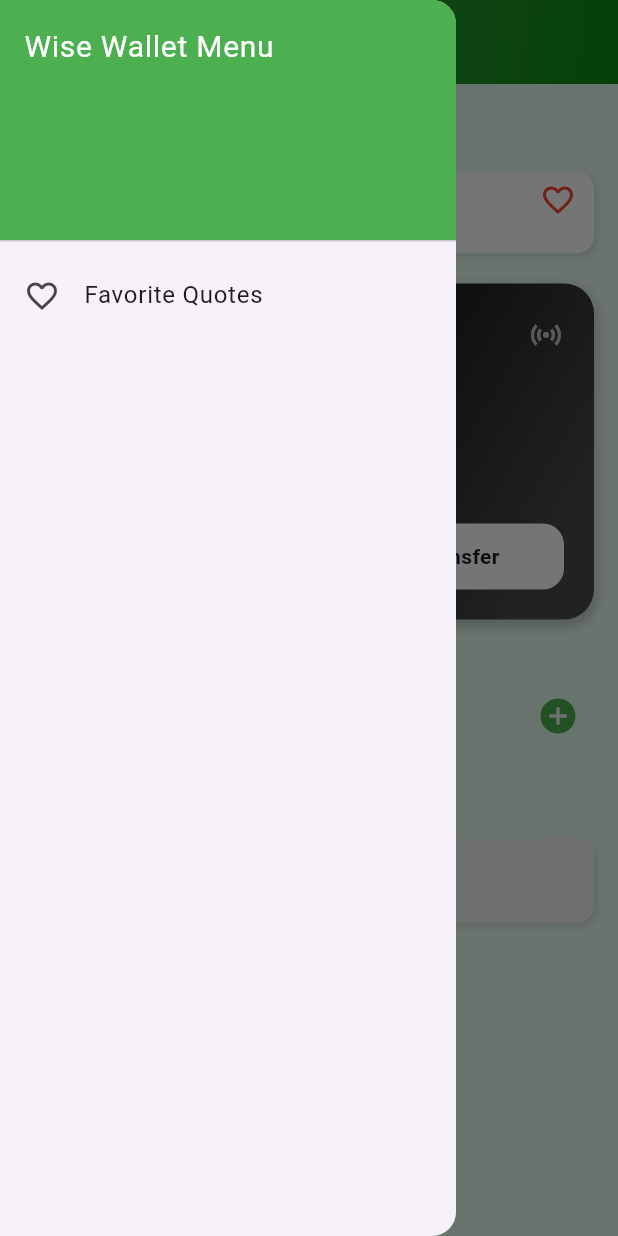
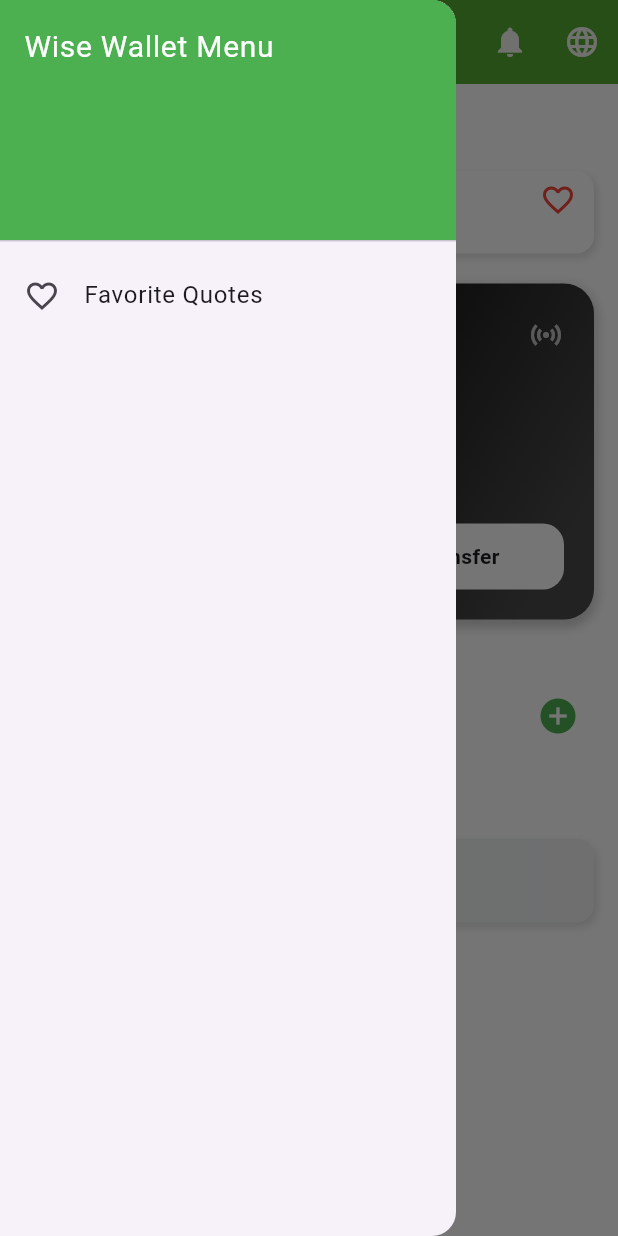
Before and after one commit to Ranjeet19/My-PFM-app, a Flutter app: the screen it shows after launch, in the side drawer, after a tap on "Current Balance", on a phone screen of 412 x 824 dp. Run offline on Flutter 3.47's test engine with Material 3 defaults, Android fonts, the phone set to English and light mode, and no system bars; our stand-ins replace hive, hive_flutter; accounts and stored records are empty.

Commit message:
UI and Language Update

```diff
--- a/lib/main.dart
+++ b/lib/main.dart
@@ -1,31 +1,34 @@
 import 'package:flutter/material.dart';
 import 'package:hive_flutter/hive_flutter.dart';
-import 'package:my_pfm_app/models/goal.dart';
-import 'package:my_pfm_app/screens/leaderboard_screen.dart';
-import 'package:my_pfm_app/screens/quiz_screen.dart';
+import 'package:provider/provider.dart';
+
 import 'models/transaction.dart';
+import 'models/quote.dart';
+import 'models/goal.dart';
+import 'models/quiz_question.dart';
+import 'services/language_service.dart';
 import 'screens/home_screen.dart';
-import 'models/quote.dart';
 
-import 'models/quiz_question.dart';
-
-Future<void> main() async {
+void main() async {
   WidgetsFlutterBinding.ensureInitialized();
   await Hive.initFlutter();
 
-  // Register Hive Adapters with UNIQUE typeIds
-  Hive.registerAdapter(FinanceTransactionAdapter()); // typeId: 0
-  Hive.registerAdapter(QuoteAdapter());              // typeId: 1
-  Hive.registerAdapter(QuizQuestionAdapter());       // typeId: 3
-  Hive.registerAdapter(GoalAdapter());               // typeId: 2
+  Hive.registerAdapter(FinanceTransactionAdapter()); // 0
+  Hive.registerAdapter(QuoteAdapter());              // 1
+  Hive.registerAdapter(GoalAdapter());               // 2
+  Hive.registerAdapter(QuizQuestionAdapter());       // 3
 
-  // Open Boxes
-  await Hive.openBox<FinanceTransaction>('transactions'); // for income/expenses
-  await Hive.openBox<Quote>('favorites');                 // for saved quotes
-  await Hive.openBox<Goal>('goals');                      // for goal tracking
+  await Hive.openBox<FinanceTransaction>('transactions');
+  await Hive.openBox<Quote>('favorites');
+  await Hive.openBox<Goal>('goals');
   await Hive.openBox<int>('quizPoints');
 
-  runApp(const MyApp());
+  runApp(
+    ChangeNotifierProvider(
+      create: (_) => LanguageService(),
+      child: const MyApp(),
+    ),
+  );
 }
 
 class MyApp extends StatelessWidget {
@@ -34,16 +37,9 @@ class MyApp extends StatelessWidget {
   @override
   Widget build(BuildContext context) {
     return MaterialApp(
-        title: 'Finance Tracker',
-        debugShowCheckedModeBanner: false,
-        theme: ThemeData(
-          primarySwatch: Colors.green,
-          // textTheme: GoogleFonts.poppinsTextTheme(),
-        ),
-        home: const HomeScreen(),
-        routes: {
-          '/quiz': (context) => const QuizScreen(),
-          '/leaderboard': (context) => const LeaderboardScreen(),
-        });
+      debugShowCheckedModeBanner: false,
+      theme: ThemeData(primarySwatch: Colors.green),
+      home:  HomeScreen(),
+    );
   }
 }
--- a/lib/screens/home_screen.dart
+++ b/lib/screens/home_screen.dart
@@ -3,6 +3,7 @@
 import 'package:flutter/cupertino.dart';
 import 'package:flutter/material.dart';
 import 'package:hive_flutter/hive_flutter.dart';
+import 'package:my_pfm_app/constants/colors.dart';
 import 'package:my_pfm_app/screens/favorite_quotes_screen.dart';
 import 'package:my_pfm_app/widgets/goal_section.dart';
 import '../models/transaction.dart';
@@ -18,27 +19,45 @@ class HomeScreen extends StatelessWidget {
     final box = Hive.box<FinanceTransaction>('transactions');
 
     return Scaffold(
-      backgroundColor: const Color(0xFFE8FCEF),
-      appBar: AppBar(
-        flexibleSpace: Container(
-          decoration: const BoxDecoration(
-            gradient: LinearGradient(
-              colors: [Color(0xFF4CAF50), Color.fromARGB(255, 13, 138, 22)],
-              begin: Alignment.topLeft,
-              end: Alignment.bottomRight,
-            ),
-          ),
-        ),
-        elevation: 0,
-        title: const Text(
-          "My Finance Tracker",
-          style: TextStyle(
-            color: Colors.white,
-            fontSize: 20,
-          ),
-        ),
-        centerTitle: true,
-      ),
+      backgroundColor: Colors.white,
+     appBar: AppBar(
+  title: const Text('My PFM Wallet'),
+  backgroundColor: AppColors.darkGreen,
+  foregroundColor: const Color.fromARGB(255, 244, 245, 241),
+
+  actions: [
+    IconButton(
+      icon: const Icon(Icons.notifications),
+      onPressed: () {
+        ScaffoldMessenger.of(context).showSnackBar(
+          const SnackBar(content: Text('No new notifications')),
+        );
+      },
+    ),
+    PopupMenuButton<String>(
+      icon: const Icon(Icons.language),
+      onSelected: (lang) {
+        ScaffoldMessenger.of(context).showSnackBar(
+          SnackBar(content: Text('Selected Language: $lang')),
+        );
+      },
+      itemBuilder: (context) => [
+        'English',
+        'Nepali',
+        'Hindi',
+        'Spanish',
+        'French',
+        'Chinese'
+      ].map((lang) {
+        return PopupMenuItem<String>(
+          value: lang,
+          child: Text(lang),
+        );
+      }).toList(),
+    ),
+  ],
+),
+
       drawer: Drawer(
         child: ListView(
           padding: EdgeInsets.zero,
--- a/pubspec.yaml
+++ b/pubspec.yaml
@@ -40,6 +40,7 @@ dependencies:
   # Use with the CupertinoIcons class for iOS style icons.
   cupertino_icons: ^1.0.8
   intl: ^0.20.2
+  provider: ^6.1.5
 
 dev_dependencies:
   hive_generator: ^2.0.1
```
Also changed, not shown: lib/services/language_service.dart (added, +55 -0 lines), pubspec.lock.
